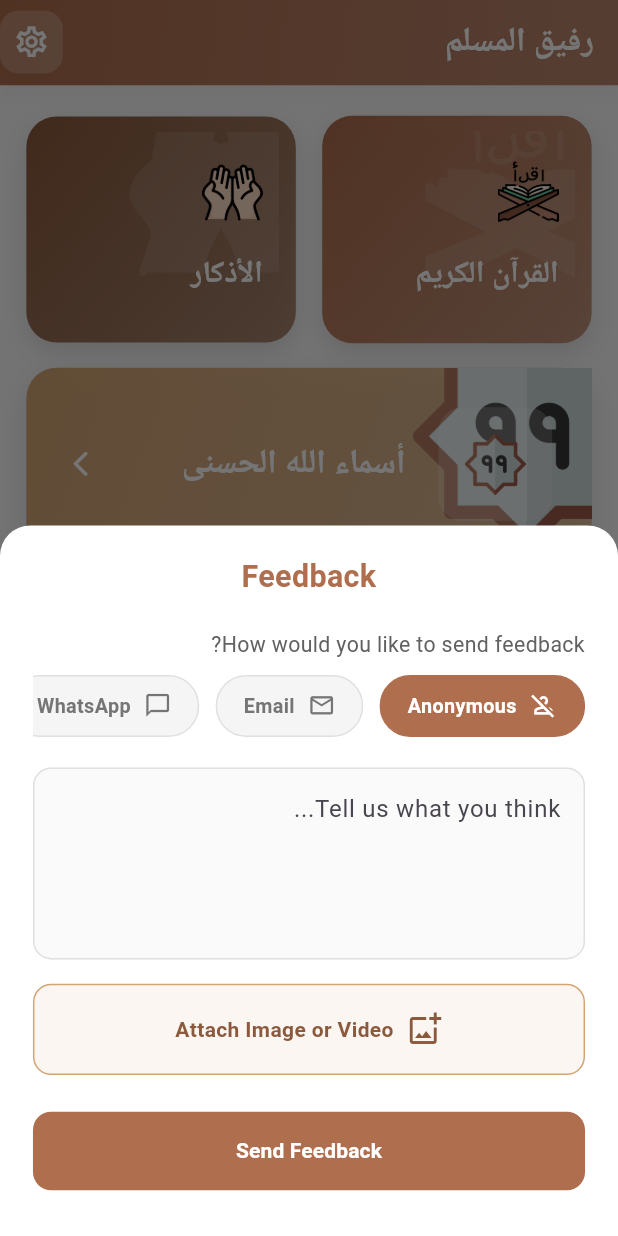
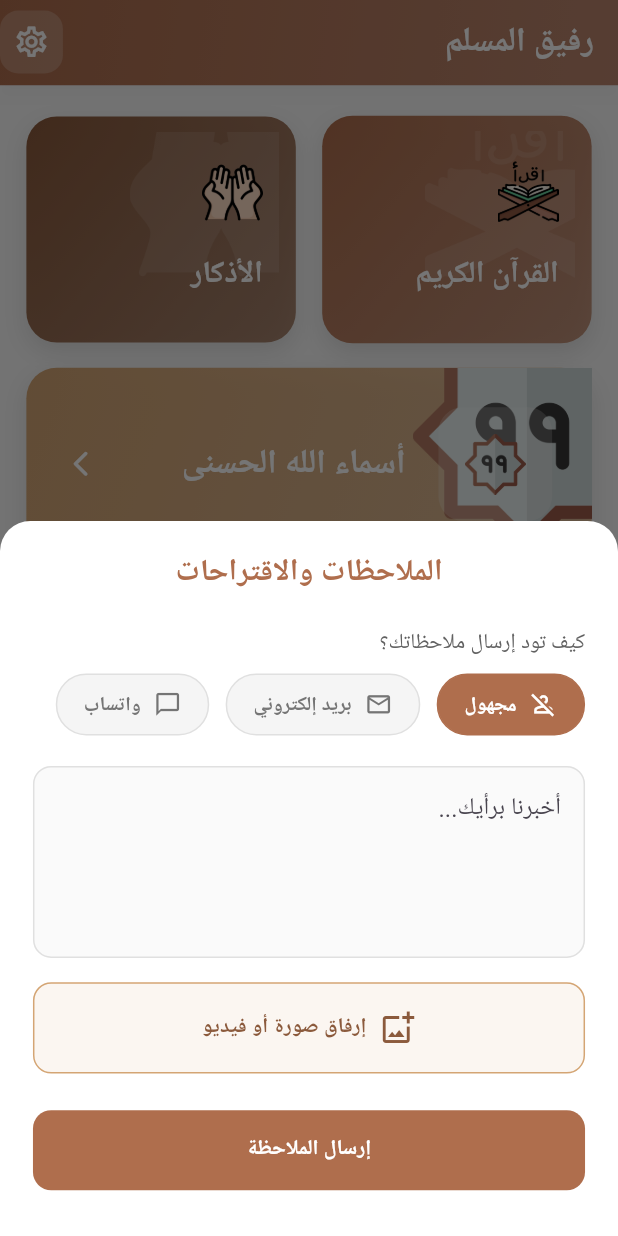
Before and after one commit to h0996g/h0996g.github.io, a Flutter app: the screen it shows after launch, after a tap on "ارسل ملاحظة", on a phone screen of 412 x 824 dp. Run offline on Flutter 3.47's test engine with Material 3 defaults, Android fonts, the light colour scheme and no system bars; our stand-ins replace device_info_plus, dio, equatable, flutter_bloc, flutter_dotenv, flutter_screenutil and 4 more; accounts and stored records are empty; Roboto replaces fonts that are missing (Amiri).

Commit message:
refactor: Remove redundant  widgets and add  to the previous player icon.

```diff
--- a/lib/Feature/Feedback/presentation/views/widgets/feedback_bottom_sheet.dart
+++ b/lib/Feature/Feedback/presentation/views/widgets/feedback_bottom_sheet.dart
@@ -44,10 +44,11 @@ class _FeedbackBottomSheetState extends State<FeedbackBottomSheet> {
             ),
             SizedBox(height: 20.h),
             Text(
-              'Select Attachment Type',
+              'اختر نوع المرفق',
               style: TextStyle(
                 fontSize: 18.sp,
                 fontWeight: FontWeight.bold,
+                fontFamily: 'Amiri',
                 color: Colors.black87,
               ),
             ),
@@ -57,7 +58,7 @@ class _FeedbackBottomSheetState extends State<FeedbackBottomSheet> {
                 Expanded(
                   child: _MediaOptionCard(
                     icon: Icons.image_rounded,
-                    label: 'Photo',
+                    label: 'صورة',
                     color: AppColors.primary,
                     onTap: () async {
                       Navigator.pop(context);
@@ -74,7 +75,7 @@ class _FeedbackBottomSheetState extends State<FeedbackBottomSheet> {
                 Expanded(
                   child: _MediaOptionCard(
                     icon: Icons.videocam_rounded,
-                    label: 'Video',
+                    label: 'فيديو',
                     color: AppColors.third,
                     onTap: () async {
                       Navigator.pop(context);
@@ -118,14 +119,14 @@ class _FeedbackBottomSheetState extends State<FeedbackBottomSheet> {
             Navigator.pop(context);
             ScaffoldMessenger.of(context).showSnackBar(
               SnackBar(
-                content: Text(state.message ?? "Success"),
+                content: Text(state.message ?? "تم الإرسال بنجاح"),
                 backgroundColor: Colors.green,
               ),
             );
           } else if (state.status == FeedbackStatus.error) {
             ScaffoldMessenger.of(context).showSnackBar(
               SnackBar(
-                content: Text(state.message ?? "Error"),
+                content: Text(state.message ?? "حدث خطأ"),
                 backgroundColor: Colors.red,
               ),
             );
@@ -153,10 +154,11 @@ class _FeedbackBottomSheetState extends State<FeedbackBottomSheet> {
                 crossAxisAlignment: CrossAxisAlignment.stretch,
                 children: [
                   Text(
-                    'Feedback',
+                    'الملاحظات والاقتراحات',
                     style: TextStyle(
                       fontSize: 20.sp,
                       fontWeight: FontWeight.bold,
+                      fontFamily: 'Amiri',
                       color: AppColors.primary,
                     ),
                     textAlign: TextAlign.center,
@@ -165,8 +167,12 @@ class _FeedbackBottomSheetState extends State<FeedbackBottomSheet> {
 
                   // Method Selection
                   Text(
-                    'How would you like to send feedback?',
-                    style: TextStyle(fontSize: 14.sp, color: Colors.grey[700]),
+                    'كيف تود إرسال ملاحظاتك؟',
+                    style: TextStyle(
+                      fontSize: 14.sp,
+                      color: Colors.grey[700],
+                      fontFamily: 'Amiri',
+                    ),
                   ),
                   SizedBox(height: 10.h),
                   SingleChildScrollView(
@@ -175,7 +181,7 @@ class _FeedbackBottomSheetState extends State<FeedbackBottomSheet> {
                       mainAxisAlignment: MainAxisAlignment.center,
                       children: [
                         _SelectionChip(
-                          label: 'Anonymous',
+                          label: 'مجهول',
                           icon: Icons.person_off_outlined,
                           isSelected:
                               _selectedMethod == FeedbackMethod.anonymous,
@@ -185,7 +191,7 @@ class _FeedbackBottomSheetState extends State<FeedbackBottomSheet> {
                         ),
                         SizedBox(width: 10.w),
                         _SelectionChip(
-                          label: 'Email',
+                          label: 'بريد إلكتروني',
                           icon: Icons.email_outlined,
                           isSelected: _selectedMethod == FeedbackMethod.email,
                           onTap: () => setState(
@@ -194,7 +200,7 @@ class _FeedbackBottomSheetState extends State<FeedbackBottomSheet> {
                         ),
                         SizedBox(width: 10.w),
                         _SelectionChip(
-                          label: 'WhatsApp',
+                          label: 'واتساب',
                           icon: Icons.chat_bubble_outline,
                           isSelected:
                               _selectedMethod == FeedbackMethod.whatsapp,
@@ -217,8 +223,8 @@ class _FeedbackBottomSheetState extends State<FeedbackBottomSheet> {
                           : TextInputType.phone,
                       decoration: InputDecoration(
                         hintText: _selectedMethod == FeedbackMethod.email
-                            ? 'Enter your email address'
-                            : 'Enter your WhatsApp number',
+                            ? 'أدخل بريدك الإلكتروني'
+                            : 'أدخل رقم الواتساب',
                         prefixIcon: Icon(
                           _selectedMethod == FeedbackMethod.email
                               ? Icons.email
@@ -251,7 +257,7 @@ class _FeedbackBottomSheetState extends State<FeedbackBottomSheet> {
                     controller: _descriptionController,
                     maxLines: 4,
                     decoration: InputDecoration(
-                      hintText: 'Tell us what you think...',
+                      hintText: 'أخبرنا برأيك...',
                       border: OutlineInputBorder(
                         borderRadius: BorderRadius.circular(12.r),
                         borderSide: BorderSide(color: Colors.grey[300]!),
@@ -294,11 +300,12 @@ class _FeedbackBottomSheetState extends State<FeedbackBottomSheet> {
                           SizedBox(width: 8.w),
                           Text(
                             _selectedMedia == null
-                                ? 'Attach Image or Video'
-                                : 'Media Selected',
+                                ? 'إرفاق صورة أو فيديو'
+                                : 'تم اختيار المرفق',
                             style: TextStyle(
                               color: AppColors.third,
                               fontWeight: FontWeight.w600,
+                              fontFamily: 'Amiri',
                             ),
                           ),
                           if (_selectedMedia != null) ...[
@@ -362,8 +369,11 @@ class _FeedbackBottomSheetState extends State<FeedbackBottomSheet> {
                             ),
                           )
                         : const Text(
-                            'Send Feedback',
-                            style: TextStyle(fontWeight: FontWeight.bold),
+                            'إرسال الملاحظة',
+                            style: TextStyle(
+                              fontWeight: FontWeight.bold,
+                              fontFamily: 'Amiri',
+                            ),
                           ),
                   ),
                   SizedBox(height: 10.h),
@@ -418,6 +428,7 @@ class _SelectionChip extends StatelessWidget {
                 color: isSelected ? Colors.white : Colors.grey[600],
                 fontWeight: FontWeight.w600,
                 fontSize: 13.sp,
+                fontFamily: 'Amiri',
               ),
             ),
           ],
@@ -475,6 +486,7 @@ class _MediaOptionCard extends StatelessWidget {
               style: TextStyle(
                 fontSize: 14.sp,
                 fontWeight: FontWeight.bold,
+                fontFamily: 'Amiri',
                 color: color,
               ),
             ),
--- a/lib/Feature/Home/presentation/views/widgets/bottom_player_widget.dart
+++ b/lib/Feature/Home/presentation/views/widgets/bottom_player_widget.dart
@@ -108,9 +108,7 @@ class BottomPlayerWidget extends StatelessWidget {
                         SizedBox(height: 10.h),
 
                         // Progress Slider
-                        Directionality(
-                          textDirection: TextDirection.ltr,
-                          child: SizedBox(
+                        SizedBox(
                           height: 20.h,
                           child: state.duration.inSeconds > 0
                               ? SliderTheme(
@@ -158,14 +156,11 @@ class BottomPlayerWidget extends StatelessWidget {
                                   ),
                                 ),
                         ),
-                        ),
 
                         SizedBox(height: 12.h),
 
                         // Controls
-                        Directionality(
-                          textDirection: TextDirection.ltr,
-                          child: Row(
+                        Row(
                           mainAxisAlignment: MainAxisAlignment.spaceBetween,
                           children: [
                             // Shuffle
@@ -186,10 +181,13 @@ class BottomPlayerWidget extends StatelessWidget {
                               onPressed: () => context
                                   .read<BottomPlayerCubit>()
                                   .playPrevious(),
-                                icon: Icon(
+                              icon: Transform.flip(
+                                flipX: true,
+                                child: Icon(
                                   Icons.skip_previous_rounded,
                                   color: Colors.black87,
                                   size: 28.sp,
+                                ),
                               ),
                             ),
 
@@ -230,13 +228,15 @@ class BottomPlayerWidget extends StatelessWidget {
 
                             // Next
                             IconButton(
-                                onPressed: () => context
-                                    .read<BottomPlayerCubit>()
-                                    .playNext(),
-                                icon: Icon(
+                              onPressed: () =>
+                                  context.read<BottomPlayerCubit>().playNext(),
+                              icon: Transform.flip(
+                                flipX: true,
+                                child: Icon(
                                   Icons.skip_next_rounded,
                                   color: Colors.black87,
                                   size: 28.sp,
+                                ),
                               ),
                             ),
 
@@ -252,7 +252,6 @@ class BottomPlayerWidget extends StatelessWidget {
                               splashRadius: 20.r,
                             ),
                           ],
-                          ),
                         ),
                       ],
                     ),
@@ -281,7 +280,10 @@ class BottomPlayerWidget extends StatelessWidget {
     } else if (status == BottomPlayerStatus.playing) {
       return Icon(Icons.pause_rounded, color: Colors.white, size: 32.sp);
     } else {
-      return Icon(Icons.play_arrow_rounded, color: Colors.white, size: 36.sp);
+      return Transform.flip(
+        flipX: true,
+        child: Icon(Icons.play_arrow_rounded, color: Colors.white, size: 36.sp),
+      );
     }
   }
 
```
Lines whose indentation alone changed are shown as unchanged.
